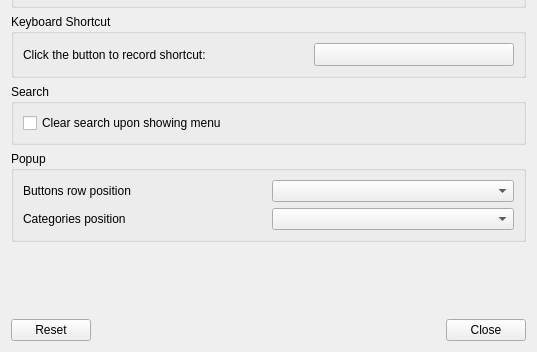
This is plugin-fancymenu/lxqtfancymenuconfiguration.ui in lxqt/lxqt-panel as Qt 5 draws it before an edit; both pictures show x 0 to 537 and y 192 to 544 of the 537 by 544 pixel window. The edited form follows.
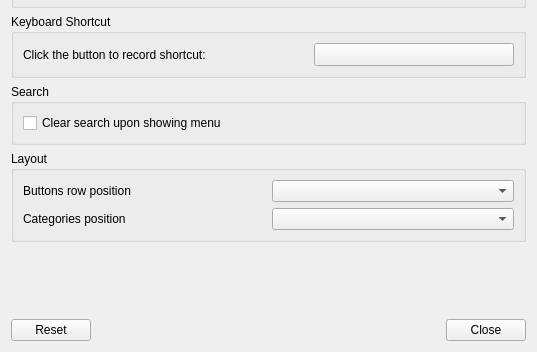
This is the edited form. Custom widgets are drawn as their Qt base class.

Commit message: Rename Popup > Layout

Diff of the .ui file:
```diff
--- a/plugin-fancymenu/lxqtfancymenuconfiguration.ui
+++ b/plugin-fancymenu/lxqtfancymenuconfiguration.ui
@@ -169,7 +169,7 @@
    <item>
     <widget class="QGroupBox" name="popupGB">
      <property name="title">
-      <string>Popup</string>
+      <string>Layout</string>
      </property>
      <layout class="QGridLayout" name="gridLayout_5">
       <item row="0" column="1">
```
